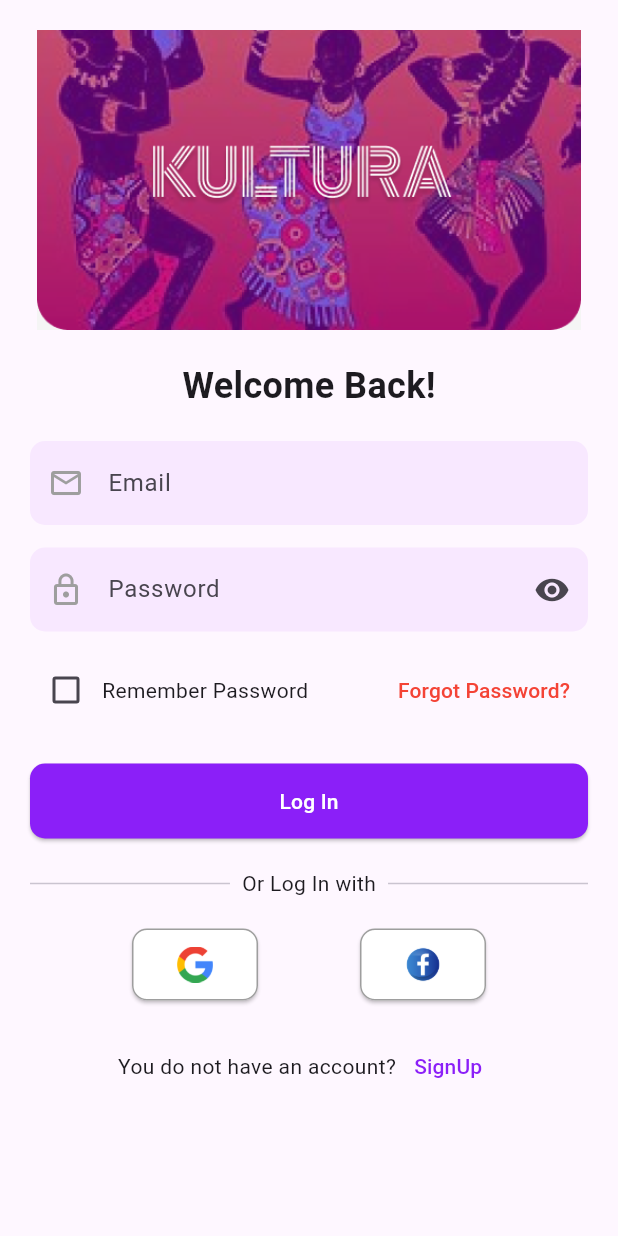
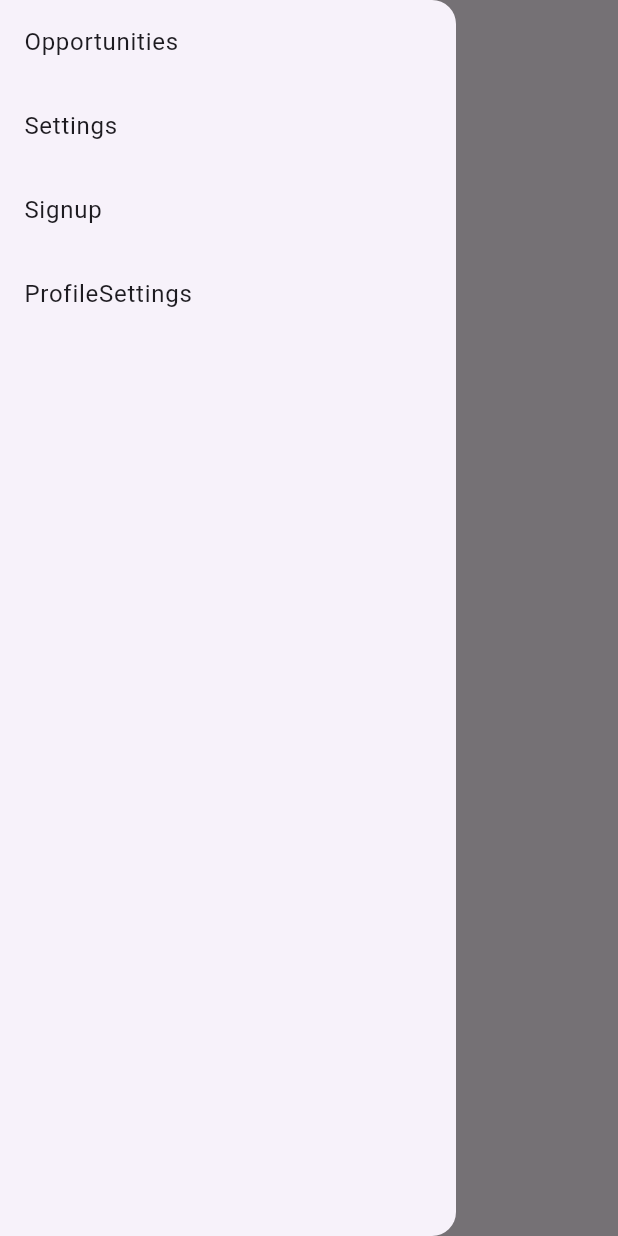
Before and after one commit to IkireziI/Kultura_Mobile_App_Group13, a Flutter app: the screen it shows after launch, with the side drawer open (before the commit the screen has no drawer), on a phone screen of 412 x 824 dp. Run offline on Flutter 3.47's test engine with Material 3 defaults, Android fonts, the light colour scheme and no system bars.

Commit message:
added the settings and profile settings

```diff
--- a/kultura/lib/main.dart
+++ b/kultura/lib/main.dart
@@ -2,6 +2,8 @@ import 'package:flutter/material.dart';
 import 'package:kultura/pages/log_in.dart';
 import 'pages/opportunities_board.dart';
 import 'pages/sign_up.dart';
+import 'pages/settings.dart';
+import 'pages/profile_settings.dart';
 
 void main() {
   runApp(const MyApp());
@@ -17,15 +19,76 @@ class MyApp extends StatelessWidget {
       theme: ThemeData(
         primarySwatch: Colors.purple,
       ),
-      initialRoute: '/login',
-
       routes: {
         '/login': (context) => const LoginScreen(),
         '/signup': (context) => const SignUpScreen(),
-
+        '/settings': (context) => const SettingsScreen(),
         '/opportunities': (context) => const OpportunitiesBoard(),
+         '/profile_settings': (context) => const ProfileSettingsPage(),
       },
-
+      home: const HomeScreen(),  // You need to specify a home screen
     );
   }
 }
+
+//nav bar to display all screens
+//NB: this is used to be used before the home page arrives
+
+class HomeScreen extends StatelessWidget {
+  const HomeScreen({super.key});
+
+  @override
+  Widget build(BuildContext context) {
+    return Scaffold(
+      appBar: AppBar(
+        title: const Text('Home'),
+      ),
+      drawer: Drawer(
+        child: ListView(
+          children: <Widget>[
+            ListTile(
+              title: const Text('Opportunities'),
+              onTap: () {
+                Navigator.pop(context); // Close the drawer first
+                if (ModalRoute.of(context)?.settings.name != '/opportunities') {
+                  Navigator.popAndPushNamed(context, '/opportunities');
+                }
+              },
+            ),
+            ListTile(
+              title: const Text('Settings'),
+              onTap: () {
+                Navigator.pop(context); // Close the drawer first
+                if (ModalRoute.of(context)?.settings.name != '/settings') {
+                  Navigator.popAndPushNamed(context, '/settings');
+                }
+              },
+            ),
+            ListTile(
+              title: const Text('Signup'),
+              onTap: () {
+                Navigator.pop(context); // Close the drawer first
+                if (ModalRoute.of(context)?.settings.name != '/signup') {
+                  Navigator.popAndPushNamed(context, '/signup');
+                }
+              },
+            ),
+
+             ListTile(
+              title: const Text('ProfileSettings'),
+              onTap: () {
+                Navigator.pop(context); // Close the drawer first
+                if (ModalRoute.of(context)?.settings.name != '/profile_settings') {
+                  Navigator.popAndPushNamed(context, '/profile_settings');
+                }
+              },
+            ),
+          ],
+        ),
+      ),
+      body: const Center(
+        child: Text('Welcome to the Kultura App'),
+      ),
+    );
+  }
+}
--- a/kultura/pubspec.yaml
+++ b/kultura/pubspec.yaml
@@ -19,7 +19,7 @@ publish_to: 'none' # Remove this line if you wish to publish to pub.dev
 version: 1.0.0+1
 
 environment:
-  sdk: ^3.5.3
+  sdk: ">=2.17.0 <3.0.0"
 
 # Dependencies specify other packages that your package needs in order to work.
 # To automatically upgrade your package dependencies to the latest versions
@@ -39,6 +39,7 @@ dependencies:
 dev_dependencies:
   flutter_test:
     sdk: flutter
+
 
   # The "flutter_lints" package below contains a set of recommended lints to
   # encourage good coding practices. The lint set provided by the package is
```
Also changed, not shown: kultura/lib/pages/profile_settings.dart (added, +118 -0 lines), kultura/lib/pages/settings.dart (added, +98 -0 lines), kultura/assets/images (1).jpeg (added), kultura/pubspec.lock.
